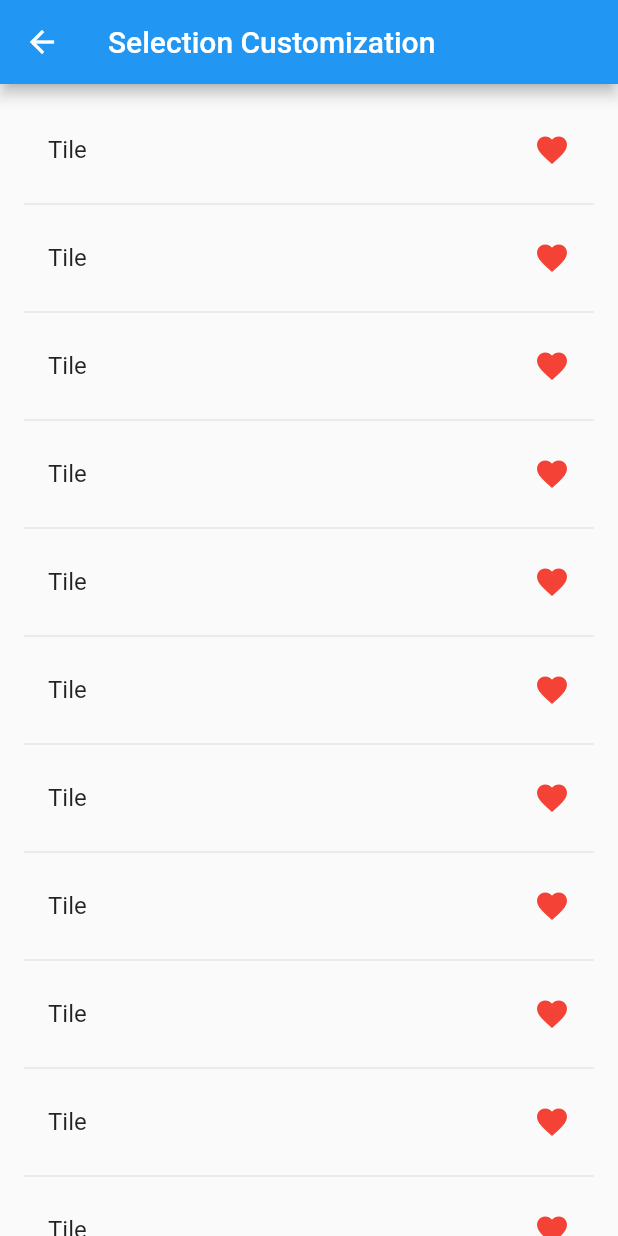
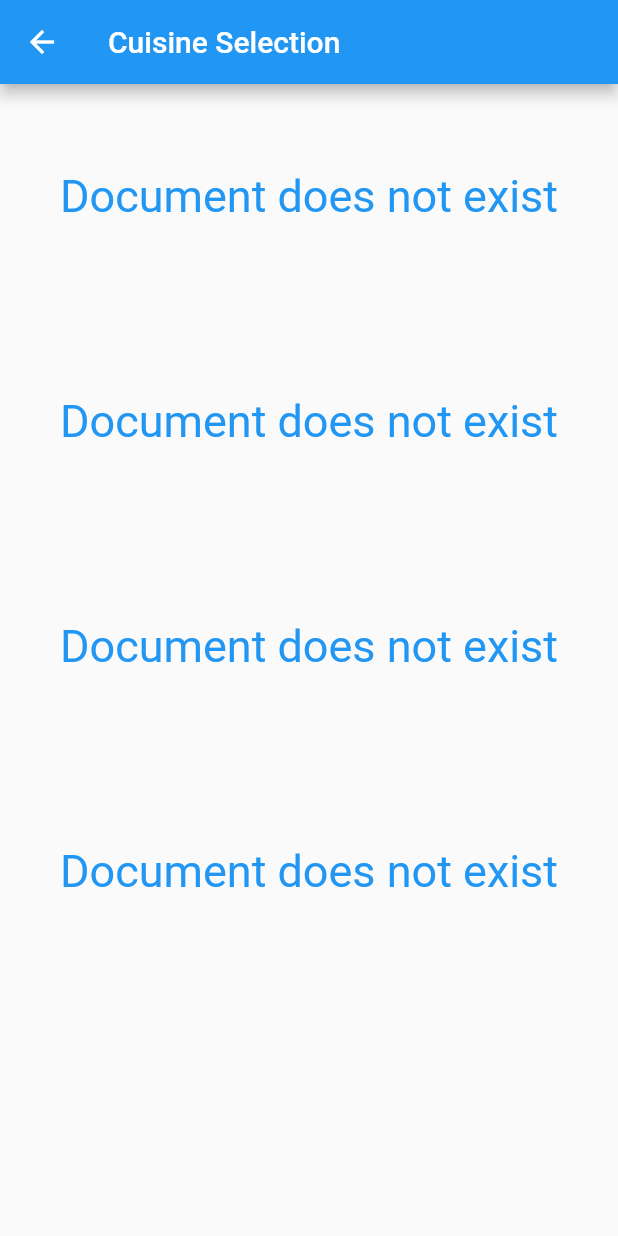
Before and after one commit to moriartyjk/Just-Eat-It, a Flutter app: the CustomizerPage screen opened by its route, on a phone screen of 412 x 824 dp. Run offline on Flutter 3.47's test engine with Material 2 defaults, Android fonts, the phone set to English and light mode, and no system bars; our stand-ins replace cloud_firestore, firebase_auth, firebase_core; accounts and stored records are empty.

Commit message:
Created restaurant list and cusine section pages

```diff
--- a/lib/customizer.dart
+++ b/lib/customizer.dart
@@ -20,44 +20,64 @@ class _CustomizerPageState extends State<CustomizerPage> {
 
   //helping functions
 
+//build layout
   @override
   Widget build(BuildContext context) {
 
     //build globals
-    CollectionReference restaurants = FirebaseFirestore.instance.collection("restaurants");
+
+    //reference to the cuisine collection
+    CollectionReference cuisine = FirebaseFirestore.instance.collection("cuisine");
 
     return Scaffold(
       appBar: AppBar(
-        title: const Text('Selection Customization'),
+        title: const Text('Cuisine Selection'),
       ),
-      body: _buildSuggestions(),
+      //body of list view
+      body: CustomScrollView(
+        slivers: <Widget>[
+          SliverList(
+            delegate: SliverChildBuilderDelegate(
+              (context, int index) {
+                return Container(
+                  alignment: Alignment.center,
+                  //color: Colors.blue,
+                  height: 150,
+                  child: TextButton(
+                    style: TextButton.styleFrom(
+                      textStyle: const TextStyle(fontSize: 30),
+                    ),
+                    onPressed: () {},
+                    child: FutureBuilder<DocumentSnapshot>(
+                      future: cuisine.doc(index.toString()).get(),
+                      builder: (BuildContext context, AsyncSnapshot<DocumentSnapshot> snapshot) {
+                        if(snapshot.hasError){
+                          return const Text("Something went wrong");
+                        }
+
+                        if(snapshot.hasData && !snapshot.data!.exists){
+                          return const Text("Document does not exist",);
+                        }
+
+                        if(snapshot.connectionState == ConnectionState.done) {
+                          Map<String, dynamic> data = snapshot.data!.data() as Map<String, dynamic>;
+                          return Text(
+                            "${data["name"]}",
+                            style: const TextStyle(fontSize: 40),
+                          );
+                        }
+                        return const Text("loading"); //appears while firestore is retrieving data
+                      },
+                    ),
+                  ),
+                );
+              },
+              childCount: 4, //adjusts the current length of the list
+              )
+            )
+        ],
+      ),
     );
   }
 
-  Widget _buildSuggestions(){
-    return ListView.builder(
-      padding: const EdgeInsets.all(16),
-      itemBuilder: (context, i) {
-        if(i.isOdd){
-          return const Divider();
-        }
-
-
-        return _buildRow();
-      },
-    );
-  }
-
-  //This is where the restaurant suggestions are pulled from
-  Widget _buildRow(){
-    return const ListTile(
-      title: Text("Tile"),
-      trailing: Icon(
-        Icons.favorite,
-        color: Colors.red,
-        semanticLabel: 'Favorited',
-      ),
-    );
-
-  }
-}
+}//class end
--- a/lib/main.dart
+++ b/lib/main.dart
@@ -2,6 +2,7 @@ import 'package:flutter/material.dart';
 import 'package:firebase_core/firebase_core.dart';
 import 'package:firebase_auth/firebase_auth.dart';
 import 'package:justeatit/customizer.dart';
+import 'package:justeatit/restaurant_list.dart';
 import 'package:justeatit/restaurants.dart';
 import 'firebase_options.dart';
 import 'restaurants.dart';
@@ -37,7 +38,8 @@ class MyApp extends StatelessWidget {
         '/signup' : (context) => const SignupPage(),
         '/login' : (context) => const LoginPage(),
         '/restaurants' :(context) => const RestaurantsPage(),
-        '/customizer' :(context) => const CustomizerPage(),
+        '/cuisine' :(context) => const CustomizerPage(),
+        '/list' :(context) => const RestaurantListPage(),
       },
     );
   }
@@ -118,8 +120,11 @@ class _MyHomePageState extends State<MyHomePage> {
               Navigator.pushNamed(context, '/restaurants')
             }, child: const Text("Restaurant Suggestion")),
              TextButton(onPressed: () => {
-              Navigator.pushNamed(context, '/customizer')
-            }, child: const Text("Selection Customization")),
+              Navigator.pushNamed(context, '/list')
+            }, child: const Text("Restaurant List")),
+            TextButton(onPressed: () => {
+              Navigator.pushNamed(context, '/cuisine')
+            }, child: const Text("Cuisine Selection")),
             TextButton(onPressed: () => {
               FirebaseAuth.instance.signOut()
             }, child: const Text("Log out")),
```
Also changed, not shown: lib/restaurant_list.dart (added, +68 -0 lines).
